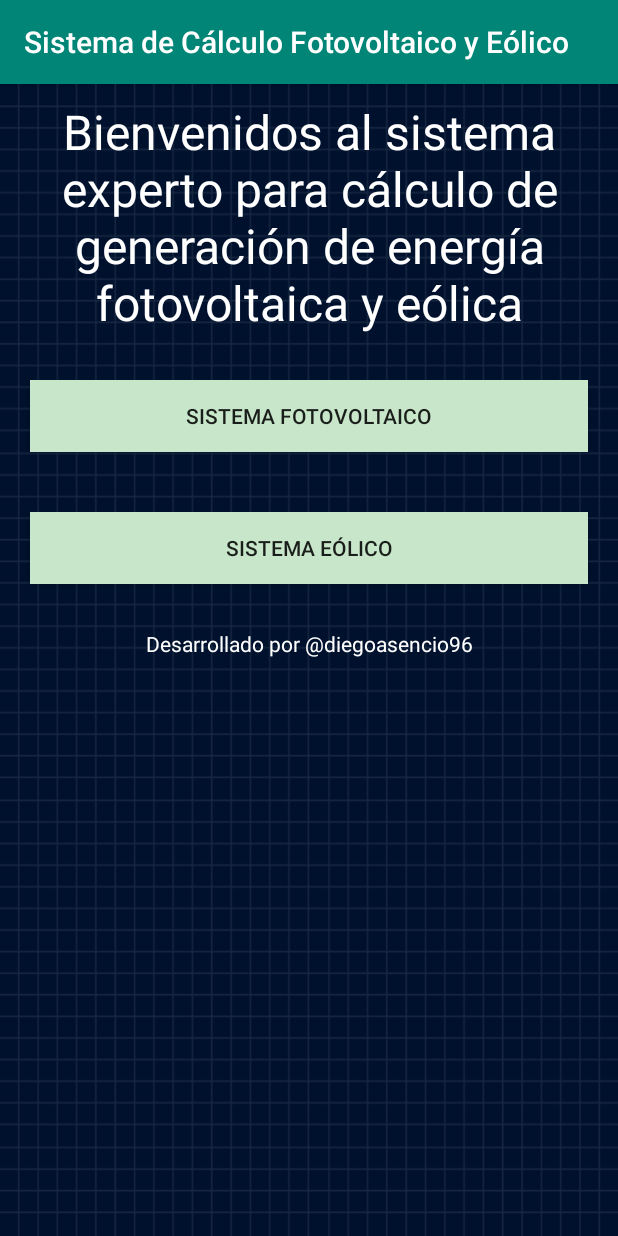
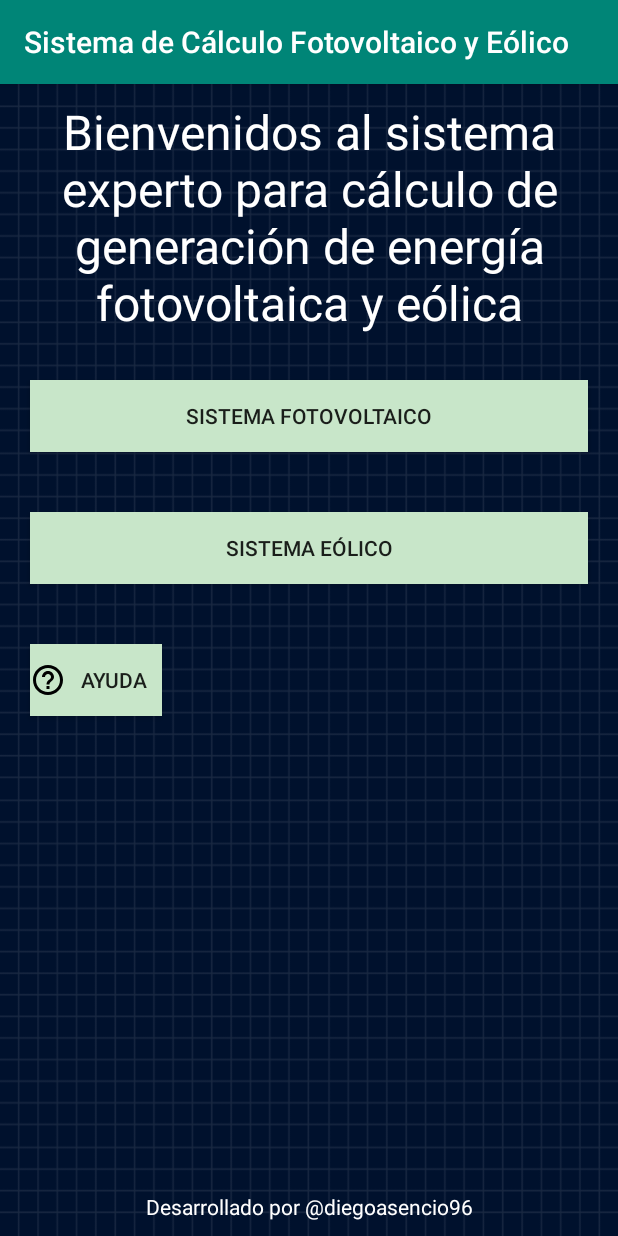
Before and after one commit to FelipeVelasquez1802/SCFE-android, an Android app: the screen it shows after launch (MenuPrincipalActivity), on a phone screen of 412 x 824 dp. Run offline under Robolectric (Android 15) with nearby library versions, the phone set to English and light mode, and no system bars.

Commit message:
Se agrega botón de ayuda, esto se arreglará cuando den el diseño

```diff
--- a/SCFE/app/src/main/java/com/diegoasencio/scfe/activities/MenuPrincipalActivity.java
+++ b/SCFE/app/src/main/java/com/diegoasencio/scfe/activities/MenuPrincipalActivity.java
@@ -5,6 +5,7 @@ import android.support.v7.app.AppCompatActivity;
 import android.os.Bundle;
 import android.view.View;
 import android.widget.Button;
+import android.widget.Toast;
 
 import com.diegoasencio.scfe.R;
 
@@ -29,6 +30,9 @@ public class MenuPrincipalActivity extends AppCompatActivity implements View.OnC
                 break;
             case R.id.button_eolico:
                 break;
+            case R.id.button_help:
+                Toast.makeText(this, "Aquí se despliega un menú de ayuda", Toast.LENGTH_SHORT).show();
+                break;
         }
     }
 }
--- /dev/null
+++ b/SCFE/app/src/main/res/drawable/ic_help.xml
@@ -0,0 +1,9 @@
+<vector xmlns:android="http://schemas.android.com/apk/res/android"
+        android:width="24dp"
+        android:height="24dp"
+        android:viewportWidth="24.0"
+        android:viewportHeight="24.0">
+    <path
+        android:fillColor="#FF000000"
+        android:pathData="M11,18h2v-2h-2v2zM12,2C6.48,2 2,6.48 2,12s4.48,10 10,10 10,-4.48 10,-10S17.52,2 12,2zM12,20c-4.41,0 -8,-3.59 -8,-8s3.59,-8 8,-8 8,3.59 8,8 -3.59,8 -8,8zM12,6c-2.21,0 -4,1.79 -4,4h2c0,-1.1 0.9,-2 2,-2s2,0.9 2,2c0,2 -3,1.75 -3,5h2c0,-2.25 3,-2.5 3,-5 0,-2.21 -1.79,-4 -4,-4z"/>
+</vector>
--- a/SCFE/app/src/main/res/layout/activity_menu_principal.xml
+++ b/SCFE/app/src/main/res/layout/activity_menu_principal.xml
@@ -1,5 +1,5 @@
 <?xml version="1.0" encoding="utf-8"?>
-<LinearLayout xmlns:android="http://schemas.android.com/apk/res/android"
+<RelativeLayout xmlns:android="http://schemas.android.com/apk/res/android"
     xmlns:app="http://schemas.android.com/apk/res-auto"
     xmlns:tools="http://schemas.android.com/tools"
     android:layout_width="match_parent"
@@ -17,19 +17,32 @@
     <Button
         android:id="@+id/button_fotovoltaica"
         style="@style/ButtonCustom"
+        android:layout_below="@id/textView3"
         android:onClick="onClick"
         android:text="@string/sistema_fotovoltaico" />
 
     <Button
         android:id="@+id/button_eolico"
         style="@style/ButtonCustom"
+        android:layout_below="@id/button_fotovoltaica"
         android:text="@string/sistema_eolico" />
+
+    <Button
+        android:id="@+id/button_help"
+        style="@style/ButtonCustom"
+        android:layout_width="wrap_content"
+        android:layout_height="wrap_content"
+        android:layout_below="@id/button_eolico"
+        android:drawableLeft="@drawable/ic_help"
+        android:onClick="onClick"
+        android:text="@string/help" />
 
     <TextView
         android:id="@+id/textView"
         style="@style/TextViewCustom.TextFooter"
+        android:layout_alignParentBottom="true"
         android:text="@string/creditos"
         android:textAlignment="center" />
 
 
-</LinearLayout>
+</RelativeLayout>
--- a/SCFE/app/src/main/res/values/strings.xml
+++ b/SCFE/app/src/main/res/values/strings.xml
@@ -5,4 +5,5 @@
     <string name="interconectado_red">Interconectado a la red</string>
     <string name="baterias">Con baterias</string>
     <string name="creditos">Desarrollado por @diegoasencio96</string>
+    <string name="help">Ayuda</string>
 </resources>
```
